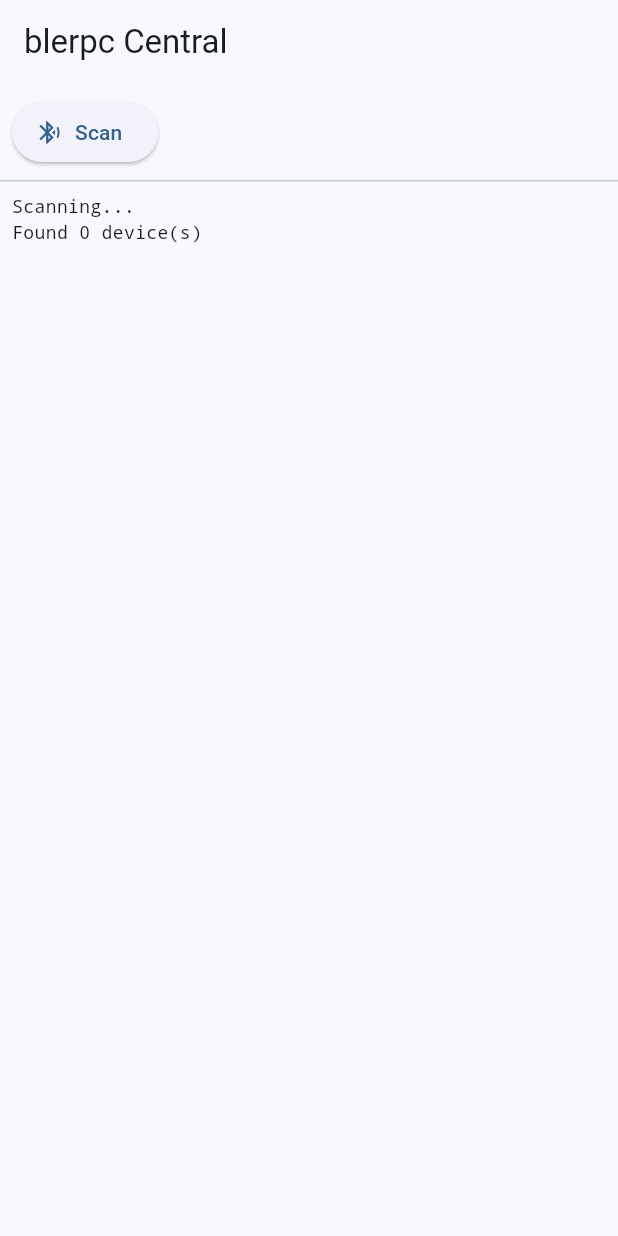
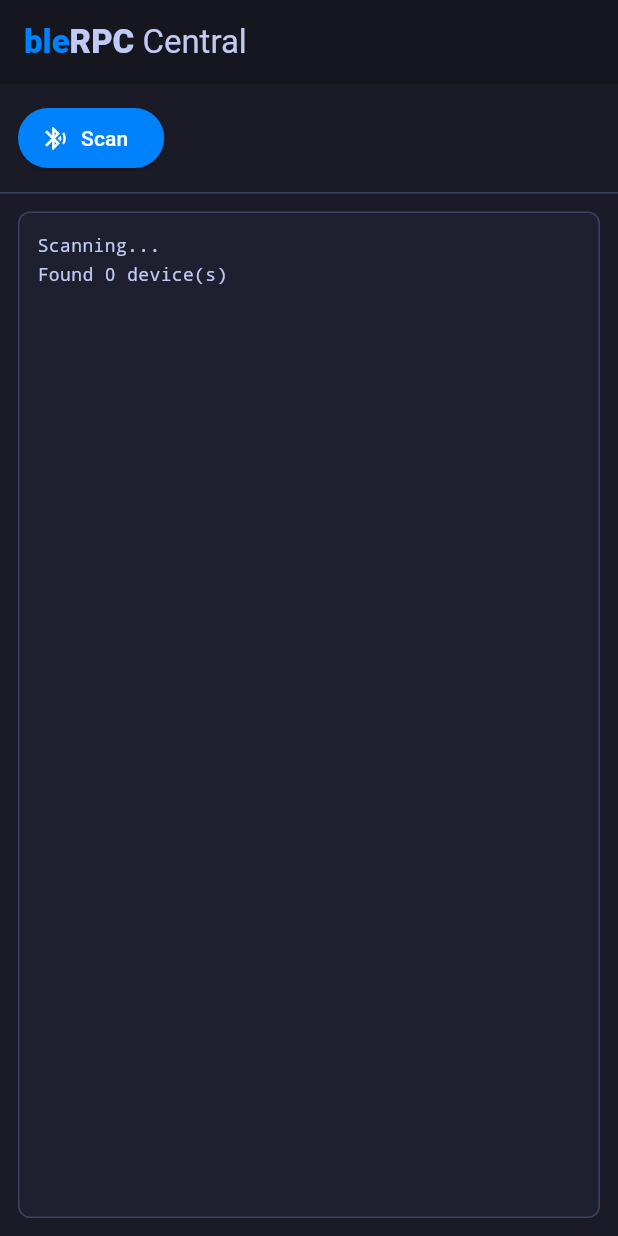
Before and after one commit to tdaira/blerpc, a Flutter app: the screen it shows after launch, after a tap on "Scan", on a phone screen of 412 x 824 dp. Run offline on Flutter 3.47's test engine with Material 3 defaults, Android fonts, the phone set to English and light mode, and no system bars; our stand-ins replace flutter_blue_plus; missing offline and left inert: blerpc_protocol, protobuf.

Commit message:
feat: unify mobile app dark theme and fix bleRPC branding
Apply blerpc.net dark theme colors consistently across all three mobile
clients (Flutter, Android, iOS) and fix branding from "blerpc" to "bleRPC".

Co-Authored-By: Claude Opus 4.6 <noreply@anthropic.com>

```diff
--- a/central_flutter/lib/main.dart
+++ b/central_flutter/lib/main.dart
@@ -9,6 +9,18 @@ import 'test/test_runner.dart';
 
 const _autoRun = bool.fromEnvironment('AUTO_RUN', defaultValue: false);
 
+// blerpc.net dark theme colors
+const _bgPrimary = Color(0xFF1A1B26);
+const _bgSecondary = Color(0xFF24283B);
+const _bgCode = Color(0xFF1E2030);
+const _textPrimary = Color(0xFFC0CAF5);
+const _textSecondary = Color(0xFFA9B1D6);
+const _accent = Color(0xFF0082FC);
+const _border = Color(0xFF3B4261);
+const _success = Color(0xFF9ECE6A);
+const _error = Color(0xFFF7768E);
+const _navBg = Color(0xFF16161E);
+
 void main() {
   runApp(const BlerpcCentralApp());
 }
@@ -19,9 +31,38 @@ class BlerpcCentralApp extends StatelessWidget {
   @override
   Widget build(BuildContext context) {
     return MaterialApp(
-      title: 'blerpc Central',
+      title: 'bleRPC Central',
       theme: ThemeData(
-        colorSchemeSeed: Colors.blue,
+        brightness: Brightness.dark,
+        scaffoldBackgroundColor: _bgPrimary,
+        colorScheme: const ColorScheme.dark(
+          primary: _accent,
+          onPrimary: Colors.white,
+          surface: _bgPrimary,
+          onSurface: _textPrimary,
+          secondary: _accent,
+          outline: _border,
+        ),
+        appBarTheme: const AppBarTheme(
+          backgroundColor: _navBg,
+          foregroundColor: _textPrimary,
+          elevation: 0,
+        ),
+        dividerTheme: const DividerThemeData(color: _border),
+        chipTheme: ChipThemeData(
+          backgroundColor: _bgSecondary,
+          labelStyle: const TextStyle(color: _textPrimary),
+          side: const BorderSide(color: _border),
+          shape: RoundedRectangleBorder(borderRadius: BorderRadius.circular(8)),
+        ),
+        elevatedButtonTheme: ElevatedButtonThemeData(
+          style: ElevatedButton.styleFrom(
+            backgroundColor: _accent,
+            foregroundColor: Colors.white,
+            disabledBackgroundColor: _bgSecondary,
+            disabledForegroundColor: _textSecondary,
+          ),
+        ),
         useMaterial3: true,
       ),
       home: const HomePage(),
@@ -130,11 +171,23 @@ class _HomePageState extends State<HomePage> {
   @override
   Widget build(BuildContext context) {
     return Scaffold(
-      appBar: AppBar(title: const Text('blerpc Central')),
+      appBar: AppBar(
+        title: Text.rich(TextSpan(children: [
+          const TextSpan(
+              text: 'ble',
+              style: TextStyle(color: _accent, fontWeight: FontWeight.w900)),
+          TextSpan(
+              text: 'RPC',
+              style:
+                  TextStyle(color: _textPrimary, fontWeight: FontWeight.w900)),
+          const TextSpan(
+              text: ' Central', style: TextStyle(fontWeight: FontWeight.w400)),
+        ])),
+      ),
       body: Column(
         children: [
           Padding(
-            padding: const EdgeInsets.all(8.0),
+            padding: const EdgeInsets.all(12.0),
             child: Row(
               children: [
                 ElevatedButton.icon(
@@ -143,7 +196,8 @@ class _HomePageState extends State<HomePage> {
                       ? const SizedBox(
                           width: 16,
                           height: 16,
-                          child: CircularProgressIndicator(strokeWidth: 2))
+                          child: CircularProgressIndicator(
+                              strokeWidth: 2, color: Colors.white))
                       : const Icon(Icons.bluetooth_searching),
                   label: const Text('Scan'),
                 ),
@@ -171,33 +225,48 @@ class _HomePageState extends State<HomePage> {
           ),
           const Divider(height: 1),
           Expanded(
+            child: Container(
+              margin: const EdgeInsets.all(12),
+              decoration: BoxDecoration(
+                color: _bgCode,
+                border: Border.all(color: _border),
+                borderRadius: BorderRadius.circular(8),
+              ),
               child: _logs.isEmpty
                   ? const Center(
-                    child: Text('Scan for devices, then tap to run tests'))
+                      child: Text(
+                        'Scan for devices, then tap to run tests',
+                        style: TextStyle(color: _textSecondary),
+                      ),
+                    )
                   : ListView.builder(
                       controller: _scrollController,
-                    padding: const EdgeInsets.all(8),
+                      padding: const EdgeInsets.all(12),
                       itemCount: _logs.length,
                       itemBuilder: (context, index) {
                         final line = _logs[index];
-                      Color? color;
+                        Color color = _textPrimary;
                         if (line.startsWith('[PASS]')) {
-                        color = Colors.green;
+                          color = _success;
                         } else if (line.startsWith('[FAIL]') ||
                             line.startsWith('[ERROR]')) {
-                        color = Colors.red;
+                          color = _error;
                         } else if (line.startsWith('[BENCH]')) {
-                        color = Colors.blue;
+                          color = _accent;
                         }
-                      return Text(
+                        return Padding(
+                          padding: const EdgeInsets.symmetric(vertical: 1),
+                          child: Text(
                             line,
                             style: TextStyle(
                               fontFamily: 'monospace',
                               fontSize: 12,
                               color: color,
                             ),
+                          ),
                         );
                       },
+                    ),
             ),
           ),
         ],
```
Also changed, not shown: 10 other files. Lines whose indentation alone changed are shown as unchanged.
